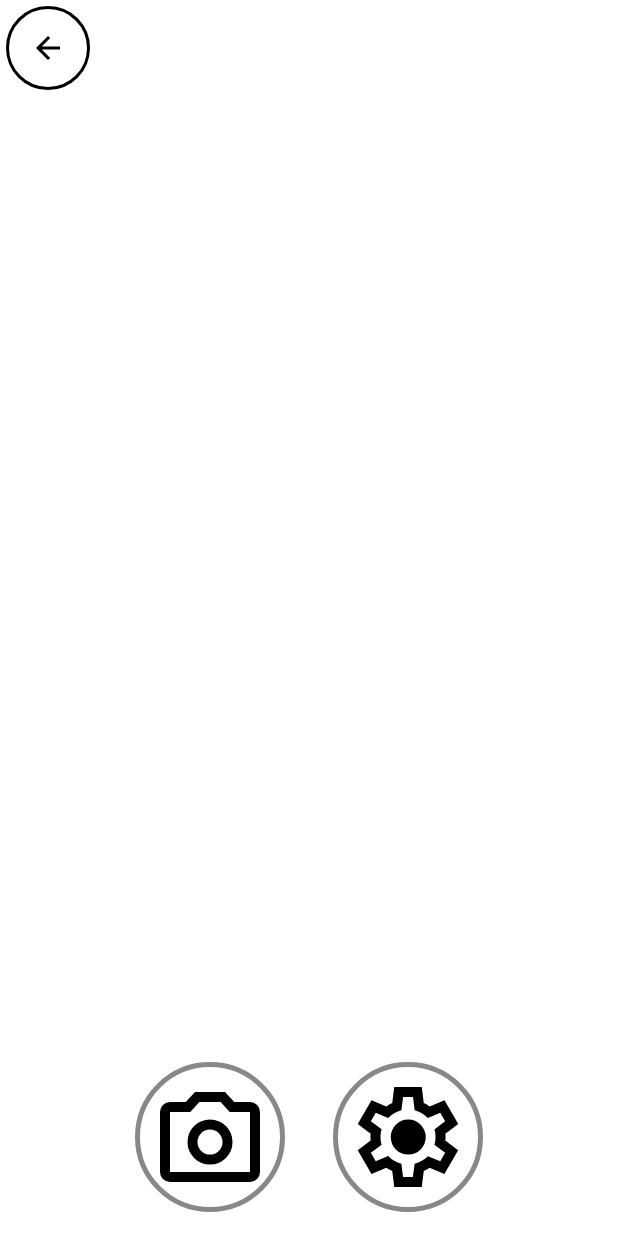
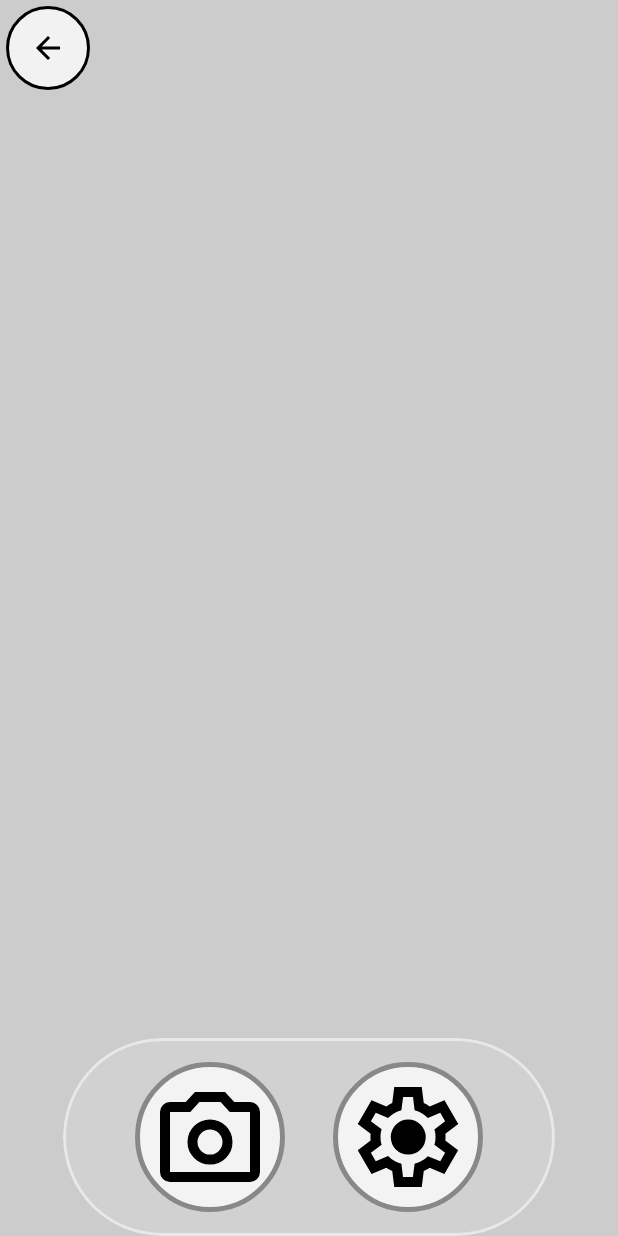
Before and after one commit to lotus-root-monster/bad-camera-application, an Android app built with Jetpack Compose: the @Preview function Preview, on a phone screen of 412 x 824 dp. Run offline under Robolectric (Android 15) with nearby library versions, the phone set to English and light mode, and no system bars; our stand-ins replace Dagger/Hilt's generated code; libraries missing offline, so code that uses them is left out: androidx.camera.compose, androidx.camera.core, androidx.hilt.lifecycle.

Commit message:
画面の背景色忘れてた

```diff
--- a/app/src/main/java/com/example/badcameraapplication/ui/camera/CameraScreen.kt
+++ b/app/src/main/java/com/example/badcameraapplication/ui/camera/CameraScreen.kt
@@ -7,6 +7,7 @@ import androidx.camera.core.ImageAnalysis
 import androidx.camera.core.ImageCapture
 import androidx.camera.core.SurfaceRequest
 import androidx.compose.foundation.Canvas
+import androidx.compose.foundation.background
 import androidx.compose.foundation.layout.Arrangement
 import androidx.compose.foundation.layout.Box
 import androidx.compose.foundation.layout.Column
@@ -115,9 +116,7 @@ fun CameraScreen(
         state = state,
         isGranted = cameraPermissionState.status.isGranted,
         onBackClick = onBackClick,
-        onNavigateToSettingClick = {
-            onNavigateToSettingClick(state.cameraMode)
-        },
+        onNavigateToSettingClick = { onNavigateToSettingClick(state.cameraMode) },
         onLaunchPermissionRequest = cameraPermissionState::launchPermissionRequest,
         onCameraClick = { cameraProvider.takePicture(imageCapture = imageCapture) },
     )
@@ -133,7 +132,9 @@ private fun CameraScreen(
     onCameraClick: () -> Unit,
 ) {
     Box(
-        modifier = Modifier.fillMaxSize(),
+        modifier = Modifier
+            .fillMaxSize()
+            .background(Color.LightGray),
         contentAlignment = Alignment.Center,
     ) {
         if (isGranted) {
--- a/app/src/main/java/com/example/badcameraapplication/ui/setting/SettingScreen.kt
+++ b/app/src/main/java/com/example/badcameraapplication/ui/setting/SettingScreen.kt
@@ -71,8 +71,9 @@ private fun SettingScreen(
     val scrollState = rememberScrollState()
     Box(
         modifier = Modifier
-            .safeDrawingPadding()
-            .fillMaxSize(),
+            .fillMaxSize()
+            .background(Color.LightGray)
+            .safeDrawingPadding(),
         contentAlignment = Alignment.Center,
     ) {
         Column(horizontalAlignment = Alignment.CenterHorizontally) {
```
